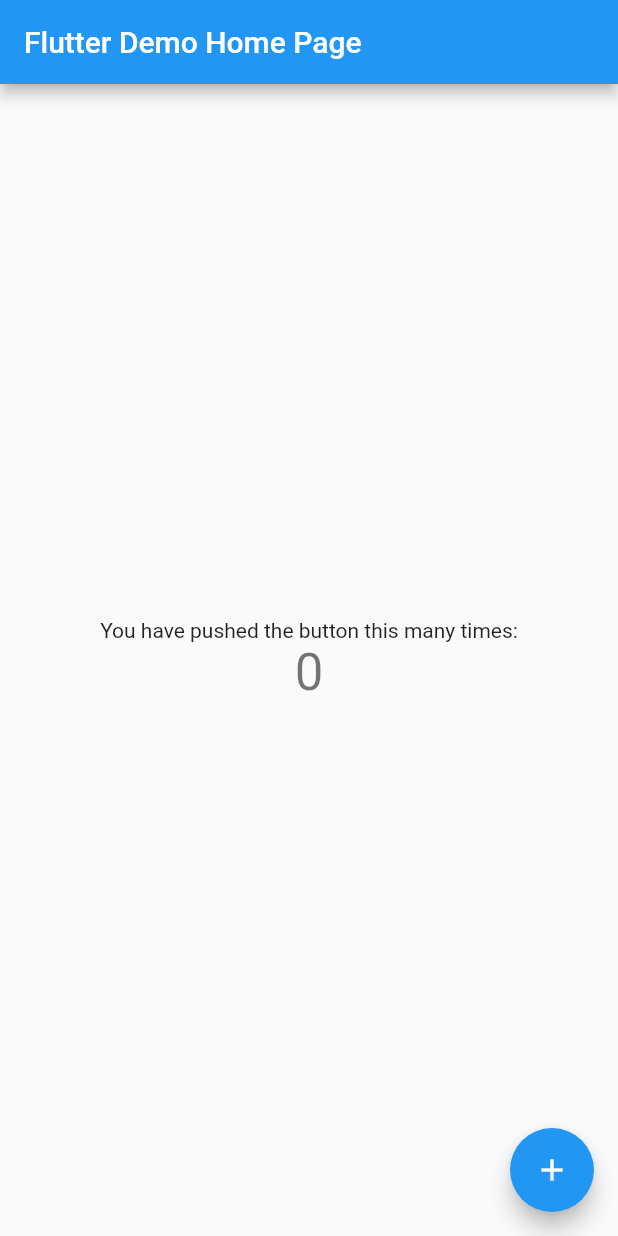
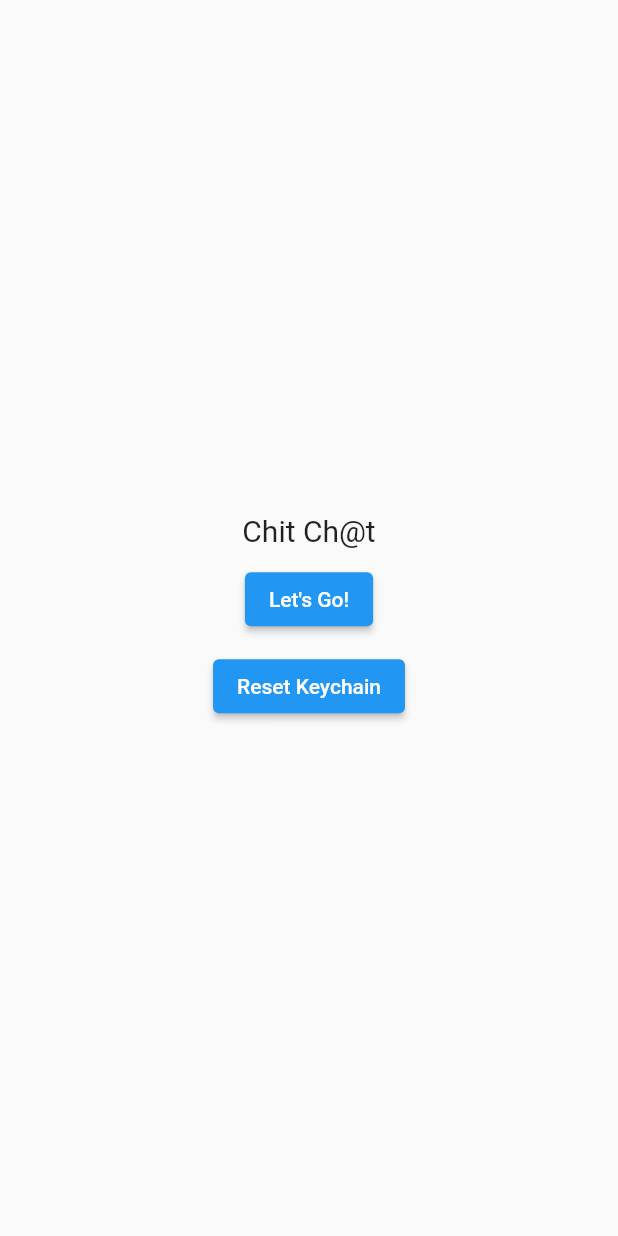
Before and after one commit to Watercoolers/chit_chat, a Flutter app: the screen it shows after launch, on a phone screen of 412 x 824 dp. Run offline on Flutter 3.47's test engine with Material 2 defaults, Android fonts, the light colour scheme and no system bars; missing offline and left inert: at_chat_flutter, at_client, at_client_mobile, at_commons, at_contacts_flutter, at_onboarding_flutter and 1 more.

Commit message:
First checkin

```diff
--- a/lib/main.dart
+++ b/lib/main.dart
@@ -1,4 +1,8 @@
 import 'package:flutter/material.dart';
+
+import 'package:chit_chat/screens/chats_screen.dart';
+import 'package:chit_chat/screens/contact_screen.dart';
+import 'package:chit_chat/screens/onboarding_screen.dart';
 
 void main() {
   runApp(MyApp());
@@ -9,105 +13,15 @@
   @override
   Widget build(BuildContext context) {
     return MaterialApp(
-      title: 'Flutter Demo',
-      theme: ThemeData(
-        // This is the theme of your application.
-        //
-        // Try running your application with "flutter run". You'll see the
-        // application has a blue toolbar. Then, without quitting the app, try
-        // changing the primarySwatch below to Colors.green and then invoke
-        // "hot reload" (press "r" in the console where you ran "flutter run",
-        // or simply save your changes to "hot reload" in a Flutter IDE).
-        // Notice that the counter didn't reset back to zero; the application
-        // is not restarted.
-        primarySwatch: Colors.blue,
-      ),
-      home: MyHomePage(title: 'Flutter Demo Home Page'),
-    );
+        title: 'Chit Ch@t',
+        theme: ThemeData(
+          primarySwatch: Colors.blue,
+        ),
+        initialRoute: OnboardingScreen.id,
+        routes: {
+          OnboardingScreen.id: (_) => OnboardingScreen(),
+          ContactScreen.id: (_) => ContactScreen(),
+          ChatsScreen.id: (_) => ChatsScreen(),
+        });
   }
 }
-
-class MyHomePage extends StatefulWidget {
-  MyHomePage({Key? key, required this.title}) : super(key: key);
-
-  // This widget is the home page of your application. It is stateful, meaning
-  // that it has a State object (defined below) that contains fields that affect
-  // how it looks.
-
-  // This class is the configuration for the state. It holds the values (in this
-  // case the title) provided by the parent (in this case the App widget) and
-  // used by the build method of the State. Fields in a Widget subclass are
-  // always marked "final".
-
-  final String title;
-
-  @override
-  _MyHomePageState createState() => _MyHomePageState();
-}
-
-class _MyHomePageState extends State<MyHomePage> {
-  int _counter = 0;
-
-  void _incrementCounter() {
-    setState(() {
-      // This call to setState tells the Flutter framework that something has
-      // changed in this State, which causes it to rerun the build method below
-      // so that the display can reflect the updated values. If we changed
-      // _counter without calling setState(), then the build method would not be
-      // called again, and so nothing would appear to happen.
-      _counter++;
-    });
-  }
-
-  @override
-  Widget build(BuildContext context) {
-    // This method is rerun every time setState is called, for instance as done
-    // by the _incrementCounter method above.
-    //
-    // The Flutter framework has been optimized to make rerunning build methods
-    // fast, so that you can just rebuild anything that needs updating rather
-    // than having to individually change instances of widgets.
-    return Scaffold(
-      appBar: AppBar(
-        // Here we take the value from the MyHomePage object that was created by
-        // the App.build method, and use it to set our appbar title.
-        title: Text(widget.title),
-      ),
-      body: Center(
-        // Center is a layout widget. It takes a single child and positions it
-        // in the middle of the parent.
-        child: Column(
-          // Column is also a layout widget. It takes a list of children and
-          // arranges them vertically. By default, it sizes itself to fit its
-          // children horizontally, and tries to be as tall as its parent.
-          //
-          // Invoke "debug painting" (press "p" in the console, choose the
-          // "Toggle Debug Paint" action from the Flutter Inspector in Android
-          // Studio, or the "Toggle Debug Paint" command in Visual Studio Code)
-          // to see the wireframe for each widget.
-          //
-          // Column has various properties to control how it sizes itself and
-          // how it positions its children. Here we use mainAxisAlignment to
-          // center the children vertically; the main axis here is the vertical
-          // axis because Columns are vertical (the cross axis would be
-          // horizontal).
-          mainAxisAlignment: MainAxisAlignment.center,
-          children: <Widget>[
-            Text(
-              'You have pushed the button this many times:',
-            ),
-            Text(
-              '$_counter',
-              style: Theme.of(context).textTheme.headline4,
-            ),
-          ],
-        ),
-      ),
-      floatingActionButton: FloatingActionButton(
-        onPressed: _incrementCounter,
-        tooltip: 'Increment',
-        child: Icon(Icons.add),
-      ), // This trailing comma makes auto-formatting nicer for build methods.
-    );
-  }
-}
--- /dev/null
+++ b/lib/screens/onboarding_screen.dart
@@ -0,0 +1,108 @@
+import 'package:flutter/material.dart';
+import 'package:chit_chat/utils/constants.dart';
+import 'package:at_utils/at_logger.dart';
+import 'package:at_client_mobile/at_client_mobile.dart';
+import 'package:chit_chat/services/client_service.dart';
+import 'package:at_onboarding_flutter/screens/onboarding_widget.dart';
+import 'package:chit_chat/screens/contact_screen.dart';
+
+class OnboardingScreen extends StatefulWidget {
+  static final String id = 'onboard';
+  OnboardingScreen({Key? key}) : super(key: key);
+
+  @override
+  _OnboardingScreenState createState() => _OnboardingScreenState();
+}
+
+class _OnboardingScreenState extends State<OnboardingScreen> {
+  String? atSign;
+  var _logger = AtSignLogger('chit_ch@t');
+
+  @override
+  void initState() {
+    super.initState();
+  }
+
+  @override
+  Widget build(BuildContext context) {
+    return Scaffold(
+      body: Builder(
+        builder: (context) => Center(
+          child: Column(
+            mainAxisAlignment: MainAxisAlignment.center,
+            children: [
+              //! Title
+              Text(
+                "Chit Ch@t",
+                style: TextStyle(fontSize: 20),
+              ),
+
+              //! Spacer
+              SizedBox(
+                height: 10,
+              ),
+
+              //! Let's Go Button
+              ElevatedButton(
+                onPressed: () async {
+                  ClientService clientService = ClientService.getInstance();
+                  var atClientPreference =
+                      await clientService.getAtClientPreference();
+                  Onboarding(
+                    appAPIKey: '',
+                    context: context,
+                    atClientPreference: atClientPreference,
+                    domain: AtConstants.ROOT_DOMAIN,
+                    onboard: clientService.postOnboard,
+                    appColor: Colors.blue,
+                    onError: (error) {
+                      _logger.severe('Onboarding throws $error error');
+                    },
+                    nextScreen: ContactScreen(),
+                  );
+                },
+                style: ButtonStyle(
+                  backgroundColor: MaterialStateProperty.all(Colors.blue),
+                ),
+                child: Text("Let's Go!"),
+              ),
+              //! Spacer
+              SizedBox(
+                height: 10,
+              ),
+
+              //! Reset Button
+              ElevatedButton(
+                onPressed: () async {
+                  KeyChainManager _keyChainManager =
+                      KeyChainManager.getInstance();
+                  var _atSignsList =
+                      await _keyChainManager.getAtSignListFromKeychain();
+                  _atSignsList?.forEach(
+                    (element) {
+                      _keyChainManager.deleteAtSignFromKeychain(element);
+                    },
+                  );
+                  ScaffoldMessenger.of(context).showSnackBar(
+                    SnackBar(
+                      content: Text(
+                        'Keychain cleaned',
+                        textAlign: TextAlign.center,
+                      ),
+                    ),
+                  );
+                },
+                style: ButtonStyle(
+                    backgroundColor: MaterialStateProperty.all(Colors.blue)),
+                child: Text(
+                  "Reset Keychain",
+                  style: TextStyle(color: Colors.white),
+                ),
+              )
+            ],
+          ),
+        ),
+      ),
+    );
+  }
+}
--- /dev/null
+++ b/lib/services/client_service.dart
@@ -0,0 +1,86 @@
+import 'package:at_client_mobile/at_client_mobile.dart';
+import 'package:at_client/at_client.dart';
+import 'package:at_commons/at_commons.dart';
+import 'package:at_contacts_flutter/utils/init_contacts_service.dart';
+
+import 'package:path_provider/path_provider.dart';
+import 'package:chit_chat/utils/constants.dart';
+
+class ClientService {
+  ClientService._internal();
+  static final ClientService _singleton = ClientService._internal();
+  factory ClientService.getInstance() => _singleton;
+
+  Map<String?, AtClientService?> _atClientServiceMap = {};
+  String? path;
+
+  //* Post onboard variables
+  String? _atsign;
+  AtClientPreference? _atClientPreference;
+  AtClientService? _atClientServiceInstance;
+  AtClientImpl? _atClientInstance;
+
+  //* AtClientService Getters
+  AtClientService _getClientServiceForAtsign({String? atsign}) =>
+      _atClientServiceInstance ??=
+          _atClientServiceMap[atsign] ?? AtClientService();
+
+  AtClientImpl _getClientForAtsign({String? atsign}) => _atClientInstance ??=
+      _getClientServiceForAtsign(atsign: atsign).atClient!;
+
+  //* Onboarding process
+  Future<AtClientPreference> getAtClientPreference({String? cramSecret}) async {
+    path ??= (await getApplicationSupportDirectory()).path;
+    return AtClientPreference()
+      ..isLocalStoreRequired = true
+      ..commitLogPath = path
+      ..cramSecret = cramSecret
+      ..namespace = AtConstants.NAMESPACE
+      ..syncStrategy = SyncStrategy.IMMEDIATE
+      ..rootDomain = AtConstants.ROOT_DOMAIN
+      ..rootPort = AtConstants.ROOT_PORT
+      ..hiveStoragePath = path;
+  }
+
+  void postOnboard(Map<String?, AtClientService> value, String? atsign) {
+    _atClientServiceMap = value;
+    _atsign = atsign;
+    var instance = _getClientForAtsign(atsign: _atsign);
+    initializeContactsService(instance, atsign!,
+        rootDomain: AtConstants.ROOT_DOMAIN);
+  }
+
+  //* GETTERS (should only be called after onboarding)
+  String get atsign => _atsign!;
+  AtClientPreference get atClientPreference => _atClientPreference!;
+  AtClientService get atClientServiceInstance => _atClientServiceInstance!;
+  AtClientImpl get atClientInstance => _atClientInstance!;
+
+  //* VERBS
+  Future<void> sync() async {
+    await _getClientForAtsign().getSyncManager()!.sync();
+    _syncToProvider(await getAtKeys());
+  }
+
+  void _syncToProvider(List<AtKey> keys) {}
+
+  Future<String> get(AtKey atKey) async =>
+      (await _getClientForAtsign().get(atKey)).value;
+
+  Future<bool> put(AtKey atKey, String value) async =>
+      await _getClientForAtsign().put(atKey, value);
+
+  Future<bool?> delete(AtKey atKey) async =>
+      await _getClientForAtsign().delete(atKey);
+
+  Future<List<AtKey>> getAtKeys({String? regex, String? sharedBy}) async {
+    regex ??= AtConstants.NAMESPACE_REGEX;
+    return await _getClientForAtsign()
+        .getAtKeys(regex: regex, sharedBy: sharedBy);
+  }
+
+  Future<bool> notify(
+      AtKey atKey, String value, OperationEnum operation) async {
+    return await _getClientForAtsign().notify(atKey, value, operation);
+  }
+}
--- /dev/null
+++ b/lib/utils/constants.dart
@@ -0,0 +1,6 @@
+class AtConstants {
+  static const String NAMESPACE = 'dinosaurmarxist';
+  static const String NAMESPACE_REGEX = '.$NAMESPACE@';
+  static const String ROOT_DOMAIN = 'root.atsign.org';
+  static const int ROOT_PORT = 64;
+}
```
Also changed, not shown: lib/screens/chats_screen.dart (added, +22 -0 lines), lib/screens/contact_screen.dart (added, +35 -0 lines), pubspec.yaml (+5 -56 lines), pubspec.lock, 7 other files.
